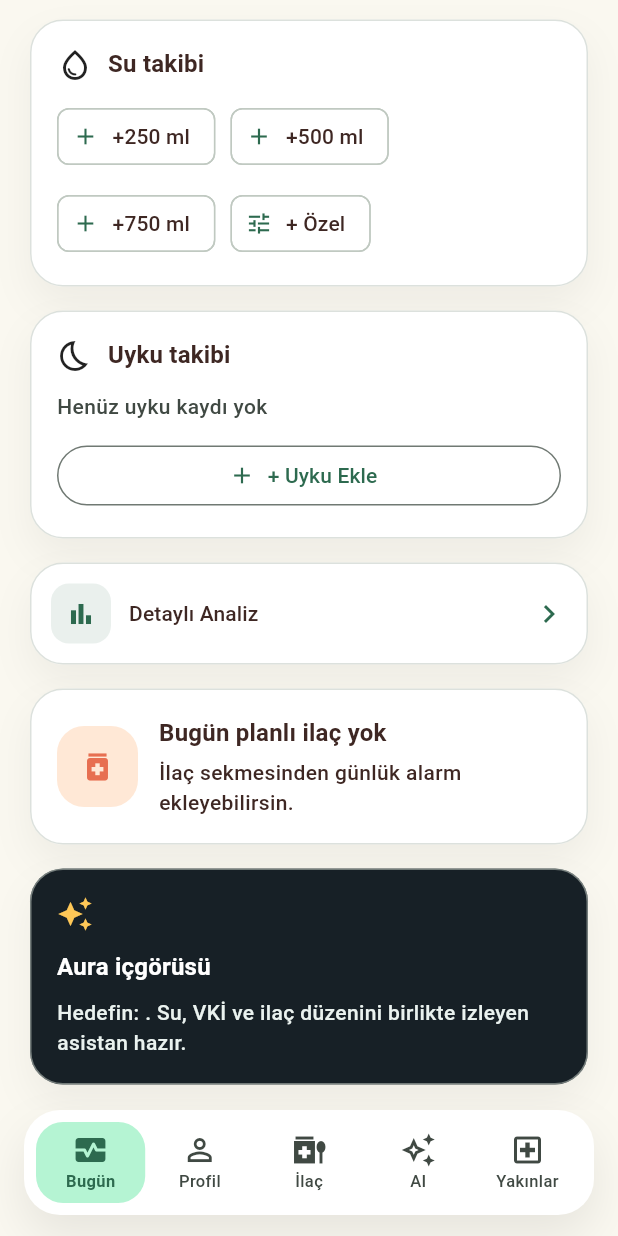
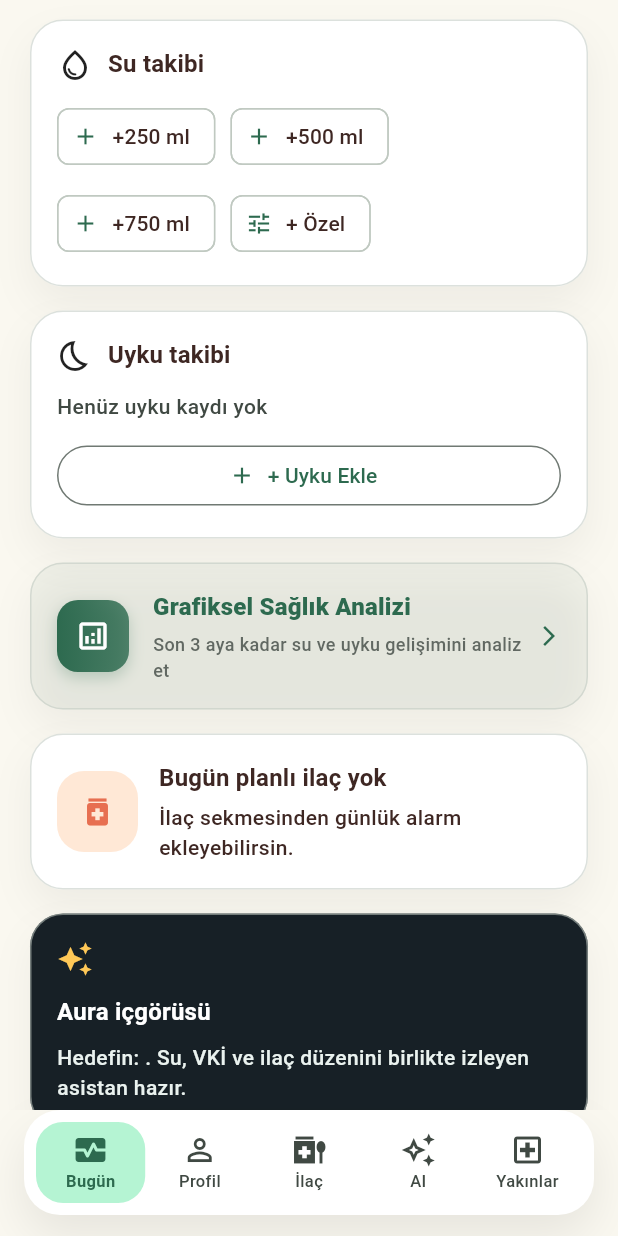
Before and after one commit to gorkemcolakk/Aura-Health-Personal-Assistant, a Flutter app: the AuraShell screen opened directly, scrolled down 576 dp, on a phone screen of 412 x 824 dp. Run offline on Flutter 3.47's test engine with Material 3 defaults, Android fonts, the phone set to English and light mode, and no system bars; our stand-ins replace fl_chart, flutter_local_notifications, flutter_map, geolocator, latlong2, local_auth and 5 more; missing offline and left inert: local_auth_android, local_auth_darwin; accounts and stored records are empty.

Commit message:
design: redesign Grafiksel Sağlık Analizi button and update layout

```diff
--- a/lib/src/screens/dashboard_screen.dart
+++ b/lib/src/screens/dashboard_screen.dart
@@ -819,27 +819,64 @@ class _ChartsButton extends StatelessWidget {
 
   @override
   Widget build(BuildContext context) {
+    final colors = Theme.of(context).colorScheme;
     return AuraCard(
-      padding: const EdgeInsets.all(14),
+      padding: EdgeInsets.zero,
+      color: colors.primary.withValues(alpha: 0.05),
       child: InkWell(
-        borderRadius: BorderRadius.circular(14),
+        borderRadius: BorderRadius.circular(22),
         onTap: () {
           Navigator.push(context, MaterialPageRoute(builder: (_) => const ChartsScreen()));
         },
-        child: Row(
-          children: [
-            Container(
-              width: 40, height: 40,
-              decoration: BoxDecoration(
-                color: Theme.of(context).colorScheme.primary.withValues(alpha: 0.1),
-                borderRadius: BorderRadius.circular(12),
-              ),
-              child: Icon(Icons.bar_chart, color: Theme.of(context).colorScheme.primary, size: 20),
-            ),
-            const SizedBox(width: 12),
-            Expanded(child: Text(controller.tr('dash_charts'), style: Theme.of(context).textTheme.titleSmall)),
-            Icon(Icons.chevron_right, color: Theme.of(context).colorScheme.primary),
-          ],
+        child: Padding(
+          padding: const EdgeInsets.all(18),
+          child: Row(
+            children: [
+              Container(
+                width: 48,
+                height: 48,
+                decoration: BoxDecoration(
+                  gradient: LinearGradient(
+                    colors: [colors.primary, colors.primary.withValues(alpha: 0.8)],
+                  ),
+                  borderRadius: BorderRadius.circular(14),
+                  boxShadow: [
+                    BoxShadow(
+                      color: colors.primary.withValues(alpha: 0.25),
+                      blurRadius: 8,
+                      offset: const Offset(0, 4),
+                    ),
+                  ],
+                ),
+                child: const Icon(Icons.analytics_outlined, color: Colors.white, size: 24),
+              ),
+              const SizedBox(width: 16),
+              Expanded(
+                child: Column(
+                  crossAxisAlignment: CrossAxisAlignment.start,
+                  children: [
+                    Text(
+                      controller.tr('dash_charts'),
+                      style: Theme.of(context).textTheme.titleMedium?.copyWith(
+                            fontWeight: FontWeight.w800,
+                            color: colors.primary,
+                          ),
+                    ),
+                    const SizedBox(height: 4),
+                    Text(
+                      'Son 3 aya kadar su ve uyku gelişimini analiz et',
+                      style: TextStyle(
+                        fontSize: 12,
+                        color: colors.onSurfaceVariant.withValues(alpha: 0.8),
+                        fontWeight: FontWeight.w500,
+                      ),
+                    ),
+                  ],
+                ),
+              ),
+              Icon(Icons.arrow_forward_ios, color: colors.primary, size: 16),
+            ],
+          ),
         ),
       ),
     );
--- a/lib/src/services/translation_service.dart
+++ b/lib/src/services/translation_service.dart
@@ -179,7 +179,7 @@ class TranslationService {
     'dash_water_track': {'tr': 'Su takibi', 'en': 'Water tracking'},
     'dash_custom_water': {'tr': 'Özel', 'en': 'Custom'},
     'dash_sleep_track': {'tr': 'Uyku takibi', 'en': 'Sleep tracking'},
-    'dash_charts': {'tr': 'Detaylı Analiz', 'en': 'Advanced Analytics'},
+    'dash_charts': {'tr': 'Grafiksel Sağlık Analizi', 'en': 'Graphical Health Analysis'},
     'dash_no_meds': {'tr': 'Bugün planlı ilaç yok', 'en': 'No planned medication today'},
     'dash_no_meds_sub': {'tr': 'İlaç sekmesinden günlük alarm ekleyebilirsin.', 'en': 'You can add daily alarms from the medication tab.'},
     'dash_insight': {'tr': 'Aura içgörüsü', 'en': 'Aura insight'},
```
